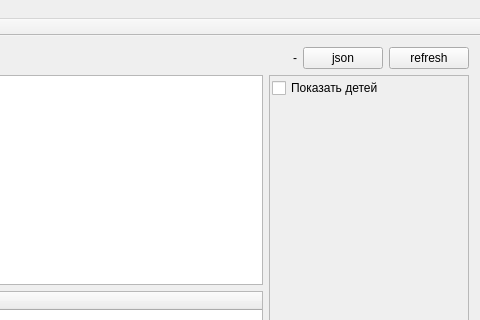
First picture: the form in mainwindow.ui, repository ChromVanadium/InventarIO, before the edit; both pictures show x 342 to 822 and y 0 to 320 of the 822 by 534 pixel window.
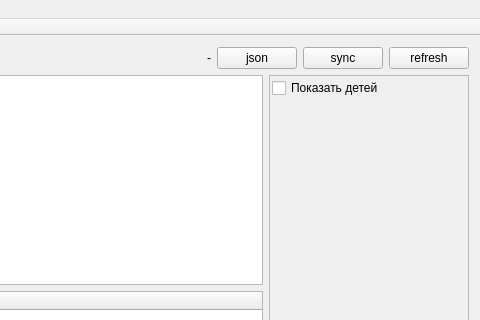
Second picture: the form after the edit.

```diff
--- a/mainwindow.ui
+++ b/mainwindow.ui
@@ -56,11 +56,21 @@
       </item>
       <item>
        <widget class="QPushButton" name="btJson">
+        <property name="enabled">
+         <bool>true</bool>
+        </property>
         <property name="text">
          <string>json</string>
         </property>
        </widget>
       </item>
+      <item>
+       <widget class="QPushButton" name="btSync">
+        <property name="text">
+         <string>sync</string>
+        </property>
+       </widget>
+      </item>
       <item>
        <widget class="QPushButton" name="btRefresh">
         <property name="text">
```
